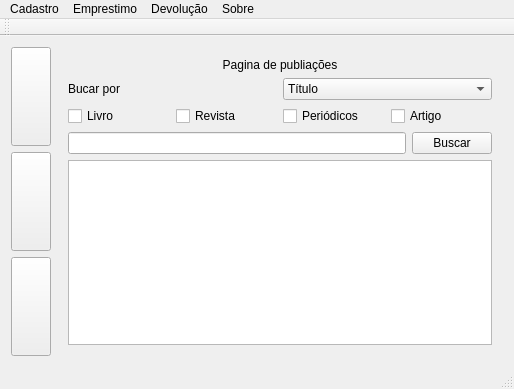
Before: the Qt Designer form BibliotecaQT/mainwindow.ui in andersori/Projeto-BD, drawn with Qt 5.
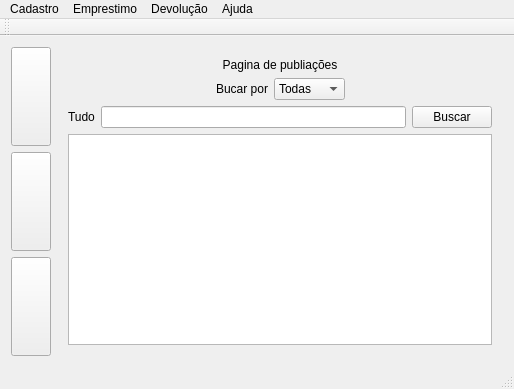
After: the same form once the commit is applied. The open tabs and pages were chosen to show the change.

Patch:
```diff
--- a/BibliotecaQT/mainwindow.ui
+++ b/BibliotecaQT/mainwindow.ui
@@ -146,6 +146,19 @@
         </item>
         <item>
          <layout class="QHBoxLayout" name="horizontalLayout_5">
+          <item>
+           <spacer name="horizontalSpacer_5">
+            <property name="orientation">
+             <enum>Qt::Horizontal</enum>
+            </property>
+            <property name="sizeHint" stdset="0">
+             <size>
+              <width>40</width>
+              <height>20</height>
+             </size>
+            </property>
+           </spacer>
+          </item>
           <item>
            <widget class="QLabel" name="label_5">
             <property name="text">
@@ -155,6 +168,11 @@
           </item>
           <item>
            <widget class="QComboBox" name="tipoDeBuscaPublicacaoCB">
+            <item>
+             <property name="text">
+              <string>Todas</string>
+             </property>
+            </item>
             <item>
              <property name="text">
               <string>Título</string>
@@ -172,42 +190,30 @@
             </item>
            </widget>
           </item>
-         </layout>
-        </item>
-        <item>
-         <layout class="QHBoxLayout" name="horizontalLayout_4">
           <item>
-           <widget class="QCheckBox" name="publicacaoLivroCheck">
-            <property name="text">
-             <string>Livro</string>
+           <spacer name="horizontalSpacer_4">
+            <property name="orientation">
+             <enum>Qt::Horizontal</enum>
             </property>
-           </widget>
-          </item>
-          <item>
-           <widget class="QCheckBox" name="publicacaoRevistaCheck">
-            <property name="text">
-             <string>Revista</string>
+            <property name="sizeHint" stdset="0">
+             <size>
+              <width>40</width>
+              <height>20</height>
+             </size>
             </property>
-           </widget>
-          </item>
-          <item>
-           <widget class="QCheckBox" name="publicacaoPeriodicosCheck">
-            <property name="text">
-             <string>Periódicos</string>
-            </property>
-           </widget>
-          </item>
-          <item>
-           <widget class="QCheckBox" name="publicacaoArtigoCheck">
-            <property name="text">
-             <string>Artigo</string>
-            </property>
-           </widget>
+           </spacer>
           </item>
          </layout>
         </item>
         <item>
          <layout class="QHBoxLayout" name="horizontalLayout_6">
+          <item>
+           <widget class="QLabel" name="buscarPublicacaoLB">
+            <property name="text">
+             <string>Tudo</string>
+            </property>
+           </widget>
+          </item>
           <item>
            <widget class="QLineEdit" name="pesquisaPublicacaoLE"/>
           </item>
@@ -366,15 +372,15 @@
      <string>Devolução</string>
     </property>
    </widget>
-   <widget class="QMenu" name="menuSobre">
+   <widget class="QMenu" name="menuAjuda">
     <property name="title">
-     <string>Sobre</string>
+     <string>Ajuda</string>
     </property>
    </widget>
    <addaction name="menuCadastro"/>
    <addaction name="menuEmprestimo"/>
    <addaction name="menuDevolucao"/>
-   <addaction name="menuSobre"/>
+   <addaction name="menuAjuda"/>
   </widget>
   <widget class="QToolBar" name="mainToolBar">
    <attribute name="toolBarArea">
```
Left out of the diff: 110 changed lines with no effect on the pictures.
